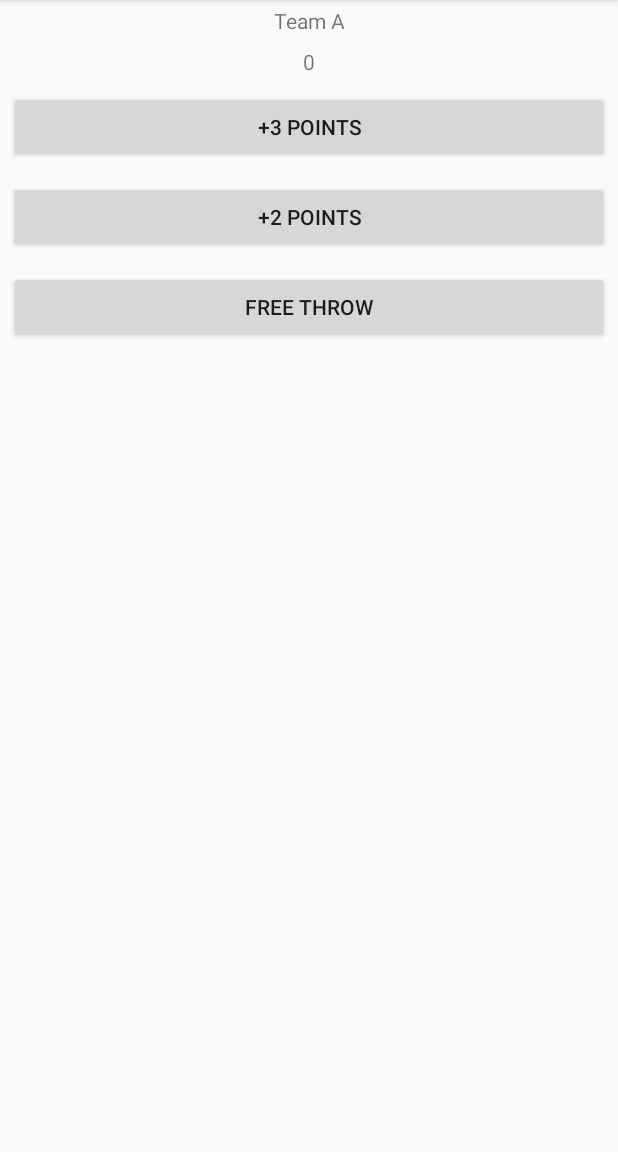
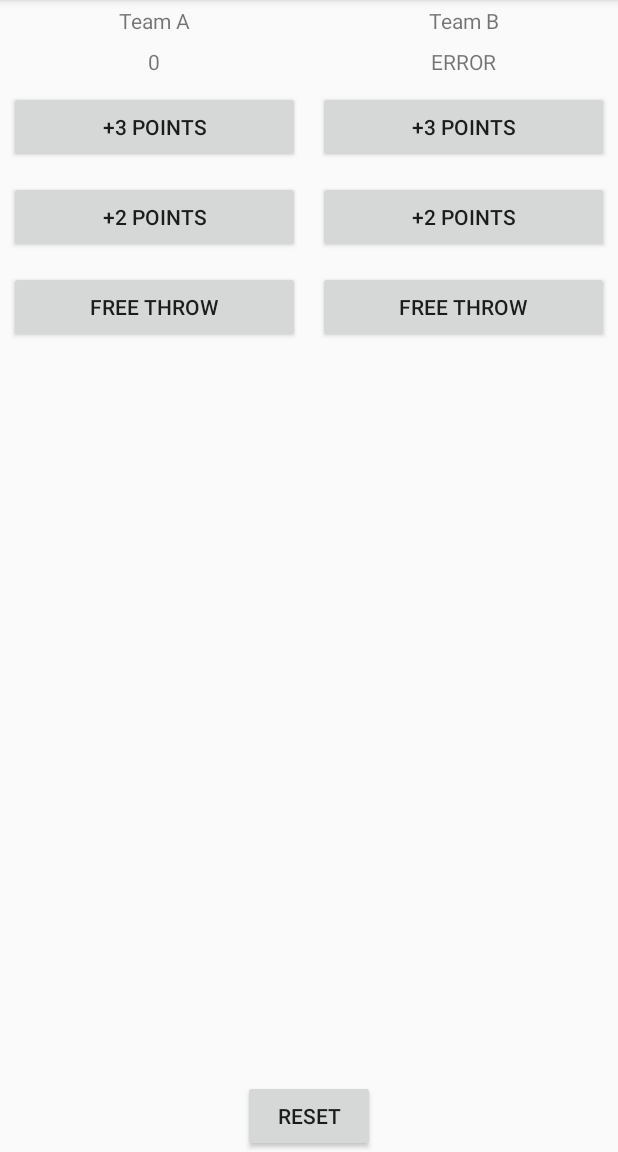
Before and after one commit to JoshMayberry/CourtCounter, an Android app: the screen it shows after launch (MainActivity), on a phone screen of 412 x 824 dp, the part 84-1236 px from its top. Run offline under Robolectric (Android 15) with nearby library versions, the phone set to English and light mode, and no system bars.

Commit message:
Added Team B and a Reset Button bugfix for switch-case in onTeamA_addPoints()
https://classroom.udacity.com/nanodegrees/nd803/parts/686861db-d0bf-4fe2-ab57-287444412d3f/modules/434cf327-f998-4e1d-8d7a-04ed96c43872/lessons/4036438656/concepts/43910585510923
https://classroom.udacity.com/nanodegrees/nd803/parts/686861db-d0bf-4fe2-ab57-287444412d3f/modules/434cf327-f998-4e1d-8d7a-04ed96c43872/lessons/4036438656/concepts/43977585450923

```diff
--- a/app/src/main/java/com/example/android/courtcounter/MainActivity.java
+++ b/app/src/main/java/com/example/android/courtcounter/MainActivity.java
@@ -8,15 +8,28 @@ import android.widget.TextView;
 
 public class MainActivity extends AppCompatActivity {
     int teamA_score = 0;
+    int teamB_score = 0;
 
     @Override
     protected void onCreate(Bundle savedInstanceState) {
         super.onCreate(savedInstanceState);
         setContentView(R.layout.activity_main);
         displayForTeamA(teamA_score);
+        displayForTeamA(teamB_score);
     }
 
-    /**Adds the appropriate amount to the score
+    /**Resets the scores.
+     *
+     * Use For: Button Event
+     */
+    public void onReset(View view) {
+        teamA_score = 0;
+        teamB_score = 0;
+        displayForTeamA(teamA_score);
+        displayForTeamB(teamB_score);
+    }
+
+    /**Adds the appropriate amount to the score for Team A.
      *
      * Use For: Button Event
      */
@@ -24,12 +37,34 @@ public class MainActivity extends AppCompatActivity {
         switch (view.getId()) {
             case (R.id.teamA_add3):
                 teamA_score += 3;
+                break;
             case (R.id.teamA_add2):
                 teamA_score += 2;
+                break;
             case (R.id.teamA_add1):
                 teamA_score += 1;
+                break;
         }
         displayForTeamA(teamA_score);
+    }
+
+    /**Adds the appropriate amount to the score for Team B.
+     *
+     * Use For: Button Event
+     */
+    public void onTeamB_addPoints(View view) {
+        switch (view.getId()) {
+            case (R.id.teamB_add3):
+                teamB_score += 3;
+                break;
+            case (R.id.teamB_add2):
+                teamB_score += 2;
+                break;
+            case (R.id.teamB_add1):
+                teamB_score += 1;
+                break;
+        }
+        displayForTeamB(teamB_score);
     }
 
     /**Displays the given score for Team A.
@@ -42,4 +77,15 @@ public class MainActivity extends AppCompatActivity {
         TextView scoreView = (TextView) findViewById(R.id.teamA_score);
         scoreView.setText(String.valueOf(score));
     }
+
+    /**Displays the given score for Team B.
+     *
+     * @param score - What score the team has
+     *
+     * Example Input: displayForTeamB(10)
+     */
+    public void displayForTeamB(int score) {
+        TextView scoreView = (TextView) findViewById(R.id.teamB_score);
+        scoreView.setText(String.valueOf(score));
+    }
 }
--- a/app/src/main/res/layout/activity_main.xml
+++ b/app/src/main/res/layout/activity_main.xml
@@ -1,55 +1,96 @@
 <?xml version="1.0" encoding="utf-8"?>
+
 <LinearLayout
     xmlns:android="http://schemas.android.com/apk/res/android"
     xmlns:tools="http://schemas.android.com/tools"
+    tools:context=".MainActivity"
     android:layout_width="match_parent"
     android:layout_height="match_parent"
-    tools:context=".MainActivity"
     android:orientation="vertical"
     >
 
-    <TextView
+    <LinearLayout
         android:layout_width="match_parent"
         android:layout_height="wrap_content"
-        android:gravity="center_horizontal"
-        android:padding="4dp"
-        android:text="Team A"
+        android:orientation="horizontal"
+        android:layout_weight="1"
+        >
+
+        <LinearLayout
+            android:layout_weight="1"
+            android:layout_width="0dp"
+            android:layout_height="match_parent"
+            android:orientation="vertical"
+            >
+            <TextView
+                android:text="@string/teamA_name"
+                style="@style/TeamName"
                 />
             <TextView
                 android:id="@+id/teamA_score"
-        android:layout_width="match_parent"
-        android:layout_height="wrap_content"
-        android:padding="4dp"
-        android:gravity="center_horizontal"
-        android:text="0"
+                style="@style/TeamScore"
                 />
-
             <Button
                 android:id="@+id/teamA_add3"
-        android:layout_width="match_parent"
-        android:layout_height="wrap_content"
-        android:layout_margin="6dp"
+                android:text="@string/add3"
+                style="@style/ScoreButton"
                 android:onClick="onTeamA_addPoints"
-        android:text="+3 Points"
-        android:textAllCaps="true"
                 />
             <Button
                 android:id="@+id/teamA_add2"
-        android:layout_width="match_parent"
-        android:layout_height="wrap_content"
-        android:layout_margin="6dp"
+                android:text="@string/add2"
+                style="@style/ScoreButton"
                 android:onClick="onTeamA_addPoints"
-        android:text="+2 Points"
-        android:textAllCaps="true"
                 />
             <Button
                 android:id="@+id/teamA_add1"
-        android:layout_width="match_parent"
+                android:text="@string/add1"
+                style="@style/ScoreButton"
+                android:onClick="onTeamA_addPoints"
+                />
+        </LinearLayout>
+
+        <LinearLayout
+            android:layout_weight="1"
+            android:layout_width="0dp"
+            android:layout_height="match_parent"
+            android:orientation="vertical"
+            >
+            <TextView
+                android:text="@string/teamB_name"
+                style="@style/TeamName"
+                />
+            <TextView
+                android:id="@+id/teamB_score"
+                style="@style/TeamScore"
+                />
+            <Button
+                android:id="@+id/teamB_add3"
+                android:text="@string/add3"
+                style="@style/ScoreButton"
+                android:onClick="onTeamB_addPoints"
+                />
+            <Button
+                android:id="@+id/teamB_add2"
+                android:text="@string/add2"
+                style="@style/ScoreButton"
+                android:onClick="onTeamB_addPoints"
+                />
+            <Button
+                android:id="@+id/teamB_add1"
+                android:text="@string/add1"
+                style="@style/ScoreButton"
+                android:onClick="onTeamB_addPoints"
+                />
+        </LinearLayout>
+    </LinearLayout>
+
+    <Button
+        android:layout_width="wrap_content"
         android:layout_height="wrap_content"
-        android:layout_margin="6dp"
-        android:onClick="onTeamA_addPoints"
-        android:text="Free Throw"
-        android:textAllCaps="true"
+        android:layout_gravity="center_horizontal"
+        android:text="@string/reset"
+        android:onClick="onReset"
         />
 
 </LinearLayout>
--- a/app/src/main/res/values/strings.xml
+++ b/app/src/main/res/values/strings.xml
@@ -1,3 +1,10 @@
 <resources>
     <string name="app_name">Court Counter</string>
+    <string name="add2">+2 Points</string>
+    <string name="add1">Free Throw</string>
+    <string name="add3">+3 Points</string>
+    <string name="teamA_name">Team A</string>
+    <string name="teamB_name">Team B</string>
+    <string name="error">ERROR</string>
+    <string name="reset">Reset</string>
 </resources>
--- a/app/src/main/res/values/styles.xml
+++ b/app/src/main/res/values/styles.xml
@@ -8,4 +8,26 @@
         <item name="colorAccent">@color/colorAccent</item>
     </style>
 
+    <style name="ScoreButton">
+        <item name="android:layout_width">match_parent</item>
+        <item name="android:layout_height">wrap_content</item>
+        <item name="android:layout_margin">6dp</item>
+        <item name="android:textAllCaps">true</item>
+    </style>
+
+    <style name="TeamName">
+        <item name="android:layout_width">match_parent</item>
+        <item name="android:layout_height">wrap_content</item>
+        <item name="android:gravity">center_horizontal</item>
+        <item name="android:padding">4dp</item>
+    </style>
+
+    <style name="TeamScore">
+        <item name="android:layout_width">match_parent</item>
+        <item name="android:layout_height">wrap_content</item>
+        <item name="android:gravity">center_horizontal</item>
+        <item name="android:padding">4dp</item>
+        <item name="android:text">@string/error</item>
+    </style>
+
 </resources>
```
Lines whose indentation alone changed are shown as unchanged.
